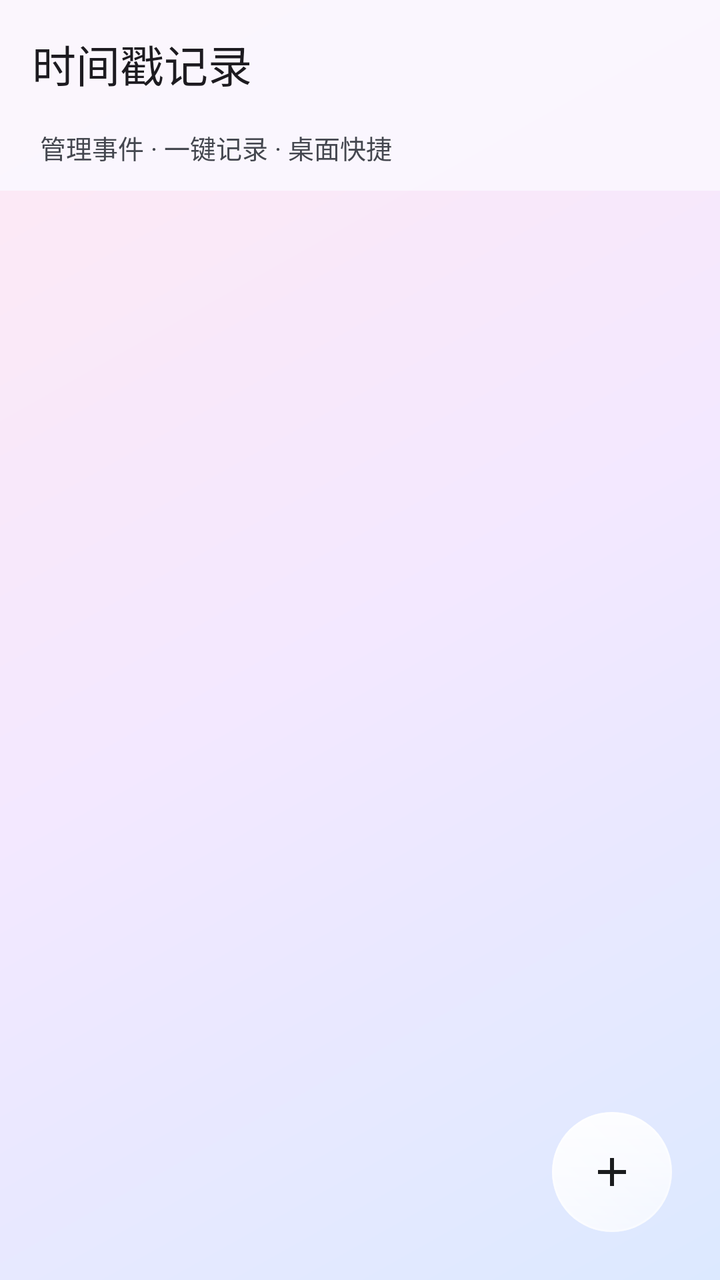
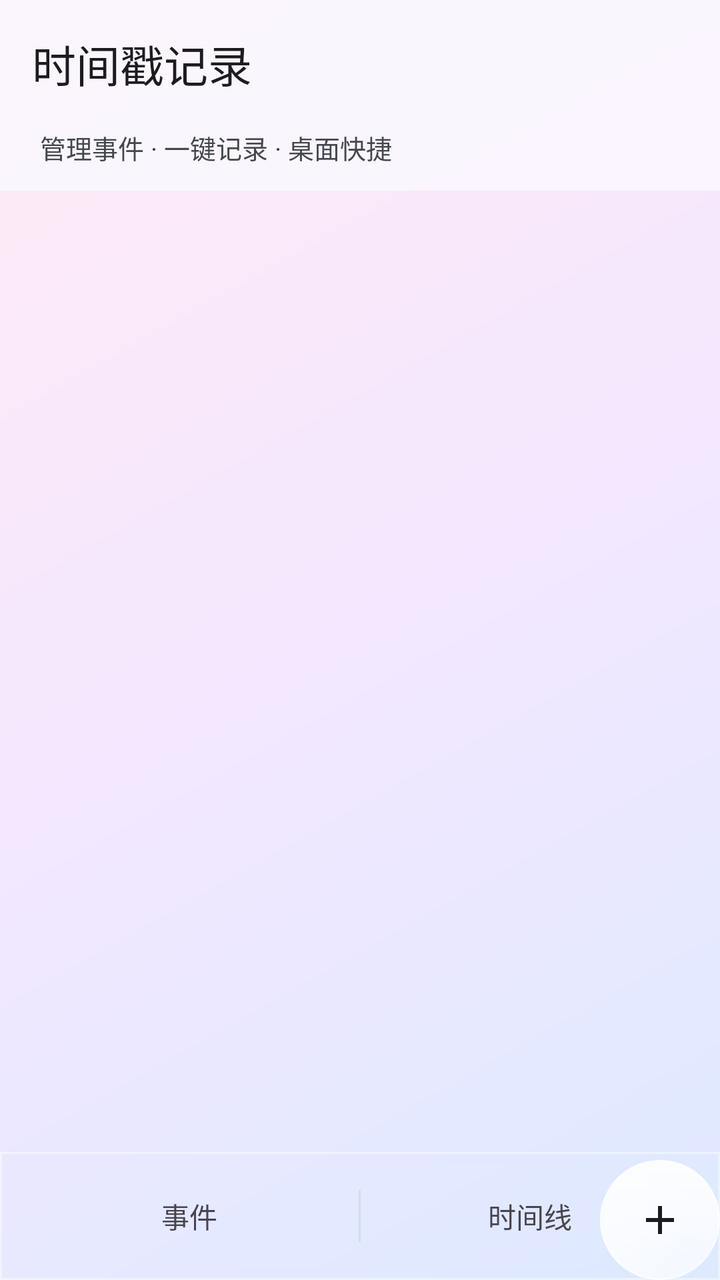

Before-and-after screenshots of an Android layout around one commit, followed by the original layout XML and the change that was made.
<!-- AndroidManifest.xml: application theme Theme.Timestamp -->
<!-- res/layout/activity_main.xml -->
<?xml version="1.0" encoding="utf-8"?>
<androidx.coordinatorlayout.widget.CoordinatorLayout
    xmlns:android="http://schemas.android.com/apk/res/android"
    xmlns:app="http://schemas.android.com/apk/res-auto"
    android:layout_width="match_parent"
    android:layout_height="match_parent"
    android:background="@drawable/bg_main_gradient">

    <com.google.android.material.appbar.AppBarLayout
        android:id="@+id/appBar"
        android:layout_width="match_parent"
        android:layout_height="wrap_content"
        android:background="@color/glass_toolbar"
        app:elevation="0dp">

        <com.google.android.material.appbar.MaterialToolbar
            android:id="@+id/toolbar"
            android:layout_width="match_parent"
            android:layout_height="?attr/actionBarSize"
            app:title="@string/main_title"
            app:titleTextAppearance="@style/TextAppearance.Material3.TitleLarge" />

        <TextView
            android:id="@+id/tvSubtitle"
            android:layout_width="wrap_content"
            android:layout_height="wrap_content"
            android:paddingStart="20dp"
            android:paddingBottom="12dp"
            android:text="@string/main_subtitle"
            android:textColor="?attr/colorOnSurfaceVariant"
            android:textSize="13sp" />
    </com.google.android.material.appbar.AppBarLayout>

    <FrameLayout
        android:layout_width="match_parent"
        android:layout_height="match_parent"
        app:layout_behavior="@string/appbar_scrolling_view_behavior">

        <TextView
            android:id="@+id/tvEmpty"
            android:layout_width="match_parent"
            android:layout_height="wrap_content"
            android:layout_marginTop="64dp"
            android:gravity="center"
            android:lineSpacingExtra="6dp"
            android:text="@string/empty_events"
            android:textColor="?attr/colorOnSurfaceVariant"
            android:textSize="15sp"
            android:visibility="gone" />

        <androidx.recyclerview.widget.RecyclerView
            android:id="@+id/recyclerEvents"
            android:layout_width="match_parent"
            android:layout_height="match_parent"
            android:clipToPadding="false"
            android:paddingStart="16dp"
            android:paddingEnd="16dp"
            android:paddingTop="4dp"
            android:paddingBottom="96dp"
            android:scrollbars="vertical" />
    </FrameLayout>

    
    <ImageButton
        android:id="@+id/fabAdd"
        android:layout_width="60dp"
        android:layout_height="60dp"
        android:layout_gravity="bottom|end"
        android:layout_margin="24dp"
        android:background="@drawable/fab_liquid"
        android:contentDescription="@string/fab_add"
        android:elevation="6dp"
        android:foreground="?attr/selectableItemBackgroundBorderless"
        android:outlineProvider="background"
        android:scaleType="center"
        android:src="@drawable/ic_add" />

</androidx.coordinatorlayout.widget.CoordinatorLayout>
<!-- resources referenced by this layout -->
<resources>
  <color name="glass_toolbar">#D9FBF8FF</color>
  <!-- drawable bg_main_gradient (drawable) -->
  <?xml version="1.0" encoding="utf-8"?>
  <shape xmlns:android="http://schemas.android.com/apk/res/android"
      android:shape="rectangle">
      <gradient
          android:type="linear"
          android:angle="135"
          android:startColor="#DCE9FF"
          android:centerColor="#F3E8FF"
          android:endColor="#FFE9F3" />
  </shape>
  <!-- drawable fab_liquid (drawable) -->
  <?xml version="1.0" encoding="utf-8"?>
  <layer-list xmlns:android="http://schemas.android.com/apk/res/android">
      
      <item>
          <shape android:shape="oval">
              <gradient
                  android:angle="270"
                  android:startColor="#E8FFFFFF"
                  android:centerColor="#B8FFFFFF"
                  android:endColor="#70FFFFFF" />
          </shape>
      </item>
      
      <item
          android:insetTop="4dp"
          android:insetLeft="4dp"
          android:insetRight="38dp"
          android:insetBottom="38dp">
          <shape android:shape="oval">
              <gradient
                  android:angle="45"
                  android:startColor="#A6FFFFFF"
                  android:endColor="#00FFFFFF" />
          </shape>
      </item>
      
      <item>
          <shape android:shape="oval">
              <stroke
                  android:width="1dp"
                  android:color="#59FFFFFF" />
          </shape>
      </item>
  </layer-list>
  <!-- drawable ic_add (drawable) -->
  <?xml version="1.0" encoding="utf-8"?>
  <vector xmlns:android="http://schemas.android.com/apk/res/android"
      android:width="24dp"
      android:height="24dp"
      android:viewportWidth="24"
      android:viewportHeight="24"
      android:tint="?attr/colorOnSurface">
      <path
          android:fillColor="@android:color/white"
          android:pathData="M19,13h-6v6h-2v-6H5v-2h6V5h2v6h6v2z" />
  </vector>
  <string name="empty_events">还没有事件\n点击右下角 + 添加第一个事件</string>
  <string name="fab_add">添加事件</string>
  <string name="main_subtitle">管理事件 · 一键记录 · 桌面快捷</string>
  <string name="main_title">时间戳记录</string>
  <color name="md_primary">#1565C0</color>
  <color name="md_on_primary">#FFFFFF</color>
  <color name="md_primary_container">#D7E3FF</color>
  <color name="md_on_primary_container">#001B3F</color>
  <color name="md_secondary">#546E7A</color>
  <color name="md_on_secondary">#FFFFFF</color>
  <color name="md_secondary_container">#D6E4EC</color>
  <color name="md_on_secondary_container">#0E1D25</color>
  <color name="md_background">#FBF8FF</color>
  <color name="md_surface">#FBF8FF</color>
  <color name="md_on_surface">#1A1C1E</color>
  <color name="md_surface_variant">#E1E2EC</color>
  <color name="md_on_surface_variant">#44474F</color>
  <color name="md_outline">#74777F</color>
  <!-- unchanged entries left out for length: 1 -->
</resources>

<!-- the commit's change to res/layout/activity_main.xml (unified diff, before → after) -->
@@ -31,6 +31,7 @@
             android:textSize="13sp" />
     </com.google.android.material.appbar.AppBarLayout>
 
+    
     <FrameLayout
         android:layout_width="match_parent"
         android:layout_height="match_parent"
@@ -56,8 +57,95 @@
             android:paddingStart="16dp"
             android:paddingEnd="16dp"
             android:paddingTop="4dp"
-            android:paddingBottom="96dp"
+            android:paddingBottom="@dimen/list_bottom_padding"
             android:scrollbars="vertical" />
+
+        <TextView
+            android:id="@+id/tvEmptyTimeline"
+            android:layout_width="match_parent"
+            android:layout_height="wrap_content"
+            android:layout_marginTop="64dp"
+            android:gravity="center"
+            android:lineSpacingExtra="6dp"
+            android:text="@string/timeline_empty"
+            android:textColor="?attr/colorOnSurfaceVariant"
+            android:textSize="15sp"
+            android:visibility="gone" />
+
+        <androidx.recyclerview.widget.RecyclerView
+            android:id="@+id/recyclerTimeline"
+            android:layout_width="match_parent"
+            android:layout_height="match_parent"
+            android:clipToPadding="false"
+            android:paddingStart="16dp"
+            android:paddingEnd="16dp"
+            android:paddingTop="8dp"
+            android:paddingBottom="@dimen/list_bottom_padding"
+            android:scrollbars="vertical"
+            android:visibility="gone" />
+    </FrameLayout>
+
+    
+    <FrameLayout
+        android:id="@+id/bottomBar"
+        android:layout_width="match_parent"
+        android:layout_height="@dimen/tab_bar_height"
+        android:layout_gravity="bottom">
+
+        
+        <View
+            android:id="@+id/bgGlass"
+            android:layout_width="match_parent"
+            android:layout_height="match_parent" />
+
+        
+        <View
+            android:id="@+id/bgDim"
+            android:layout_width="match_parent"
+            android:layout_height="match_parent" />
+
+        
+        <View
+            android:id="@+id/bgLiquid"
+            android:layout_width="match_parent"
+            android:layout_height="match_parent"
+            android:background="@drawable/bg_liquid_bar" />
+
+        
+        <LinearLayout
+            android:id="@+id/tabContent"
+            android:layout_width="match_parent"
+            android:layout_height="match_parent"
+            android:orientation="horizontal"
+            android:paddingStart="10dp"
+            android:paddingEnd="10dp">
+
+            <TextView
+                android:id="@+id/tabEvents"
+                android:layout_width="0dp"
+                android:layout_height="match_parent"
+                android:layout_weight="1"
+                android:background="?attr/selectableItemBackground"
+                android:gravity="center"
+                android:text="@string/tab_events"
+                android:textSize="14sp" />
+
+            <View
+                android:layout_width="1dp"
+                android:layout_height="26dp"
+                android:layout_gravity="center_vertical"
+                android:background="@color/glass_stroke" />
+
+            <TextView
+                android:id="@+id/tabTimeline"
+                android:layout_width="0dp"
+                android:layout_height="match_parent"
+                android:layout_weight="1"
+                android:background="?attr/selectableItemBackground"
+                android:gravity="center"
+                android:text="@string/tab_timeline"
+                android:textSize="14sp" />
+        </LinearLayout>
     </FrameLayout>
 
     
@@ -66,7 +154,6 @@
         android:layout_width="60dp"
         android:layout_height="60dp"
         android:layout_gravity="bottom|end"
-        android:layout_margin="24dp"
         android:background="@drawable/fab_liquid"
         android:contentDescription="@string/fab_add"
         android:elevation="6dp"
<!-- resource entries referenced after the edit -->
@@ -1,6 +1,33 @@
 <!-- resources referenced by this layout -->
 <resources>
+  <color name="glass_stroke">#1A1565C0</color>
   <color name="glass_toolbar">#D9FBF8FF</color>
+  <dimen name="list_bottom_padding">140dp</dimen>
+  <dimen name="tab_bar_height">64dp</dimen>
+  <!-- drawable bg_liquid_bar (drawable) -->
+  <?xml version="1.0" encoding="utf-8"?>
+  <layer-list xmlns:android="http://schemas.android.com/apk/res/android">
+      
+      <item
+          android:insetTop="0dp"
+          android:insetLeft="0dp"
+          android:insetRight="0dp"
+          android:insetBottom="32dp">
+          <shape android:shape="rectangle">
+              <stroke
+                  android:width="1dp"
+                  android:color="#59FFFFFF" />
+          </shape>
+      </item>
+      
+      <item>
+          <shape android:shape="rectangle">
+              <stroke
+                  android:width="1dp"
+                  android:color="#1AFFFFFF" />
+          </shape>
+      </item>
+  </layer-list>
   <!-- drawable bg_main_gradient (drawable) -->
   <?xml version="1.0" encoding="utf-8"?>
   <shape xmlns:android="http://schemas.android.com/apk/res/android"
@@ -63,6 +90,9 @@
   <string name="fab_add">添加事件</string>
   <string name="main_subtitle">管理事件 · 一键记录 · 桌面快捷</string>
   <string name="main_title">时间戳记录</string>
+  <string name="tab_events">事件</string>
+  <string name="tab_timeline">时间线</string>
+  <string name="timeline_empty">还没有任何记录\n先到主页点几下「记录」吧</string>
   <color name="md_primary">#1565C0</color>
   <color name="md_on_primary">#FFFFFF</color>
   <color name="md_primary_container">#D7E3FF</color>
